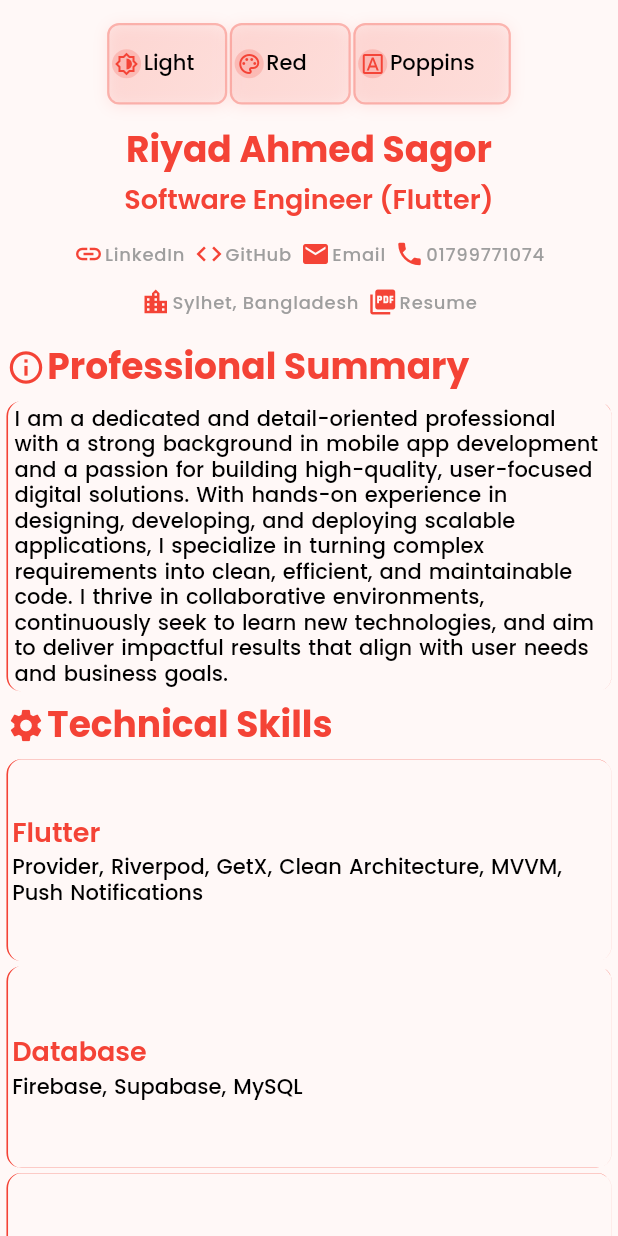
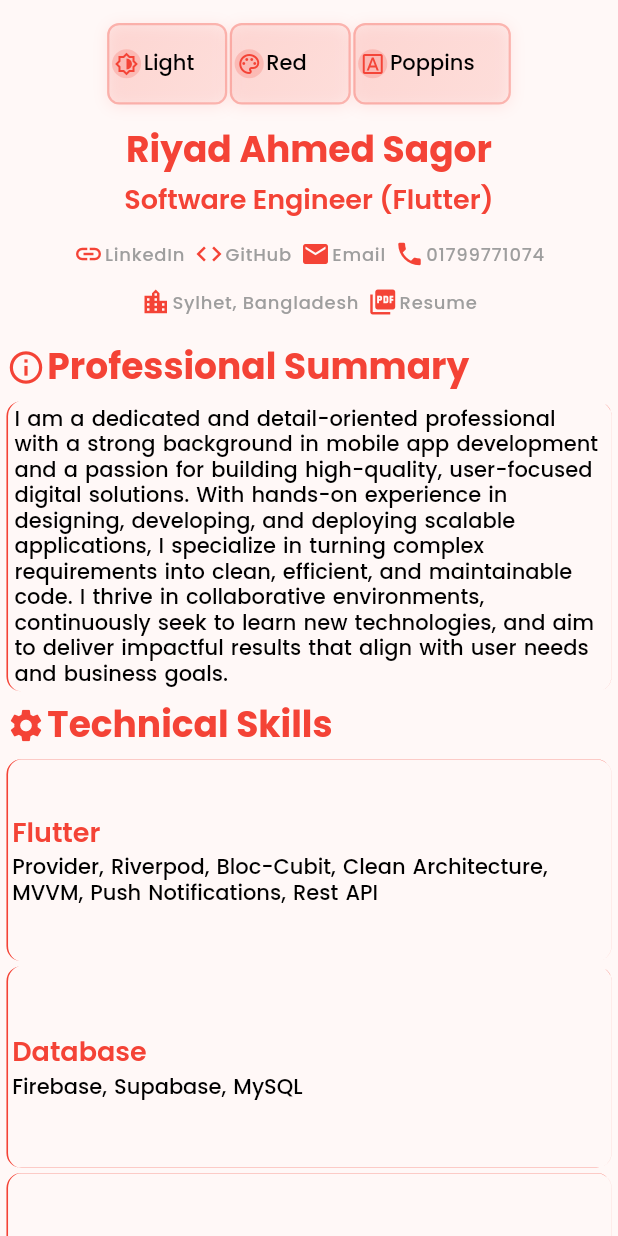
Before and after one commit to riyad-from-space/Riyad-s-Portfolio, a Flutter app: the screen it shows after launch, after a tap on "GitHub", on a phone screen of 412 x 824 dp. Run offline on Flutter 3.47's test engine with Material 3 defaults, Android fonts, the phone set to English and light mode, and no system bars; our stand-ins replace flutter_screenutil, google_fonts.

Commit message:
Experience section

```diff
--- a/lib/experience_grid.dart
+++ b/lib/experience_grid.dart
@@ -33,8 +33,8 @@ class ExperienceListView extends StatelessWidget {
         'company': 'AppifyLab',
         'period': "May'24 - Present",
         'bullets': [
-          'Worked on Push Notification system for enhanced user engagement',
-          'Built real-time Chat functionality with Firebase integration',
+
+          'Implemented new features with REST API integrations maintaining Bloc architecture',
           'Performed continuous bug fixing and feature improvements for app stability',
           'Integrated RESTful APIs for seamless backend communication',
           'Managed app deployment on both Google Play Store and Apple App Store',
--- a/lib/portfolio_screen.dart
+++ b/lib/portfolio_screen.dart
@@ -127,12 +127,7 @@ class _PortfolioScreenState extends State<PortfolioScreen> {
               SizedBox(height: smallSpacing),
               ExperienceListView(fontFamily: widget.selectedFont),
               SizedBox(height: smallSpacing),
-              const SectionHeadline(
-                icon: Icons.language,
-                sectionName: "Languages",
-              ),
-              SizedBox(height: smallSpacing),
-              LanguagesGrid(fontFamily: widget.selectedFont),
+
               SizedBox(height: smallSpacing),
               const SectionHeadline(
                 icon: Icons.code,
@@ -149,6 +144,13 @@ class _PortfolioScreenState extends State<PortfolioScreen> {
               ProjectsGrid(fontFamily: widget.selectedFont),
               SizedBox(height: sectionSpacing),
               const SectionHeadline(
+                icon: Icons.language,
+                sectionName: "Languages",
+              ),
+              SizedBox(height: smallSpacing),
+              LanguagesGrid(fontFamily: widget.selectedFont),
+              SizedBox(height: smallSpacing),
+              const SectionHeadline(
                 icon: Icons.school,
                 sectionName: "Education",
               ),
--- a/lib/projects_grid.dart
+++ b/lib/projects_grid.dart
@@ -1,7 +1,22 @@
 import 'package:flutter/material.dart';
 import 'package:flutter_screenutil/flutter_screenutil.dart';
+import 'package:url_launcher/url_launcher.dart';
 
 import 'custom_container.dart';
+
+class Project {
+  final String title;
+  final List<String> technologies;
+  final String? playStoreLink;
+  final String githubLink;
+
+  const Project({
+    required this.title,
+    required this.technologies,
+    this.playStoreLink,
+    required this.githubLink,
+  });
+}
 
 class ProjectsGrid extends StatelessWidget {
   final String fontFamily;
@@ -10,14 +25,50 @@ class ProjectsGrid extends StatelessWidget {
   @override
   Widget build(BuildContext context) {
     final theme = Theme.of(context).textTheme;
+    final primary = Theme.of(context).colorScheme.primary;
     final isMobile = 1.sw < 600;
     final isTablet = 1.sw >= 600 && 1.sw < 1200;
 
     const projects = [
-      'Portfolio Website (Flutter)',
-      'E-commerce App (Flutter)',
-      'Chat App (Flutter)',
-      'Task Manager (Java)',
+      Project(
+        title: 'Community App',
+        technologies: ['Flutter', 'Rest API', 'Riverpod', 'Clean Architecture'],
+        githubLink:
+            'https://github.com/riyad-from-space/Ezycourse-Community.git',
+      ),
+      Project(
+        title: 'Connect - Blogging App',
+        technologies: ['Flutter', 'Firebase', 'Riverpod', 'MVVM'],
+        githubLink: 'https://github.com/riyad-from-space/Connect.git',
+      ),
+      Project(
+        title: 'Sheba AI - Medical Assistant',
+        technologies: ['Flutter', 'Rest API', 'Riverpod', 'Clean Architecture', 'AI Integration'],
+        githubLink: 'https://github.com/Noctambulist007/Sheba_AI.git',
+      ),
+      Project(
+        title: 'LU Insights - For University Students',
+        technologies: ['Flutter', 'Firebase', 'Riverpod', 'MVVM'],
+        githubLink: 'https://github.com/riyad-from-space/LU-Insights.git',
+      ),
+      Project(
+        title: 'Portfolio Website with Flutter',
+        technologies: ['Flutter', 'Firebase Hosting',],
+
+        githubLink: 'https://github.com/riyad-from-space/Riyad-s-Portfolio.git',
+      ),
+      // Project(
+      //   title: 'NewsSip',
+      //   technologies: ['Flutter', 'BLoC', 'Firebase', 'WebSockets'],
+      //   playStoreLink:
+      //       'https://play.google.com/store/apps/details?id=com.heapiphy.newssip&hl=en',
+      //   githubLink: 'https://github.com/riyad-from-space/Task-Manager.git',
+      // ),
+      Project(
+        title: 'Fish Disease Detection App',
+        technologies: ['Flutter', 'AI Model', 'FastAPI'],
+        githubLink: 'https://github.com/riyad-from-space/Fish-Disease-Detection-App.git',
+      ),
     ];
 
     return GridView.builder(
@@ -25,47 +76,187 @@ class ProjectsGrid extends StatelessWidget {
       physics: const NeverScrollableScrollPhysics(),
       gridDelegate: SliverGridDelegateWithFixedCrossAxisCount(
         crossAxisCount: isMobile
-            ? 2
+            ? 1
             : isTablet
-                ? 3
-                : 4,
-        crossAxisSpacing: isMobile
-            ? 8.w
+                ? 2
+                : 2,
+        crossAxisSpacing: 16.w,
+        mainAxisSpacing: 16.h,
+        mainAxisExtent: isMobile
+            ? 180.h
             : isTablet
-                ? 10.w
-                : 12.w,
-        mainAxisSpacing: isMobile
-            ? 8.h
-            : isTablet
-                ? 10.h
-                : 12.h,
-        childAspectRatio: isMobile
-            ? 2.2
-            : isTablet
-                ? 2.5
-                : 2.8,
+                ? 200.h
+                : 220.h,
       ),
       itemCount: projects.length,
       itemBuilder: (context, index) {
-        return CustomContainer(
-          child: Center(
-            child: Padding(
-              padding: EdgeInsets.all(isMobile
-                  ? 6.w
-                  : isTablet
-                      ? 7.w
-                      : 8.w),
-              child: Text(
-                projects[index],
-                style: theme.bodyMedium,
-                textAlign: TextAlign.center,
-                maxLines: 2,
-                overflow: TextOverflow.ellipsis,
-              ),
-            ),
-          ),
+        return _ProjectCard(
+          project: projects[index],
+          isMobile: isMobile,
+          isTablet: isTablet,
+          theme: theme,
+          primary: primary,
         );
       },
     );
   }
 }
+
+class _ProjectCard extends StatelessWidget {
+  final Project project;
+  final bool isMobile;
+  final bool isTablet;
+  final TextTheme theme;
+  final Color primary;
+
+  const _ProjectCard({
+    required this.project,
+    required this.isMobile,
+    required this.isTablet,
+    required this.theme,
+    required this.primary,
+  });
+
+  Future<void> _launchUrl(String url) async {
+    final uri = Uri.parse(url);
+    if (!await launchUrl(uri, mode: LaunchMode.externalApplication)) {
+      debugPrint('Could not launch $url');
+    }
+  }
+
+  @override
+  Widget build(BuildContext context) {
+    return CustomContainer(
+      child: Padding(
+        padding: EdgeInsets.all(16.w),
+        child: Column(
+          crossAxisAlignment: CrossAxisAlignment.start,
+          children: [
+            // Project Title
+            Text(
+              project.title,
+              style: theme.headlineMedium,
+              maxLines: 1,
+              overflow: TextOverflow.ellipsis,
+            ),
+            SizedBox(height: 10.h),
+
+            // Technologies Used
+            Expanded(
+              child: Wrap(
+                spacing: 8.w,
+                runSpacing: 8.h,
+                children: project.technologies.map((tech) {
+                  return Container(
+                    padding: EdgeInsets.symmetric(
+                      horizontal: 10.w,
+                      vertical: 6.h,
+                    ),
+                    decoration: BoxDecoration(
+                      color: primary.withOpacity(0.1),
+                      borderRadius: BorderRadius.circular(6),
+                      border: Border.all(
+                        color: primary.withOpacity(0.3),
+                        width: 1,
+                      ),
+                    ),
+                    child: Text(
+                      tech,
+                      style: theme.bodyMedium?.copyWith(
+                        fontWeight: FontWeight.w500,
+                      ),
+                    ),
+                  );
+                }).toList(),
+              ),
+            ),
+
+            SizedBox(height: 12.h),
+
+            // Action Buttons
+            Row(
+              children: [
+                if (project.playStoreLink != null) ...[
+                  Expanded(
+                    child: _LinkButton(
+                      label: 'Play Store',
+                      icon: Icons.shop,
+                      onTap: () => _launchUrl(project.playStoreLink!),
+                      theme: theme,
+                      primary: primary,
+                    ),
+                  ),
+                  SizedBox(width: 10.w),
+                ],
+                Expanded(
+                  child: _LinkButton(
+                    label: 'GitHub',
+                    icon: Icons.code,
+                    onTap: () => _launchUrl(project.githubLink),
+                    theme: theme,
+                    primary: primary,
+                  ),
+                ),
+              ],
+            ),
+          ],
+        ),
+      ),
+    );
+  }
+}
+
+class _LinkButton extends StatelessWidget {
+  final String label;
+  final IconData icon;
+  final VoidCallback onTap;
+  final TextTheme theme;
+  final Color primary;
+
+  const _LinkButton({
+    required this.label,
+    required this.icon,
+    required this.onTap,
+    required this.theme,
+    required this.primary,
+  });
+
+  @override
+  Widget build(BuildContext context) {
+    return InkWell(
+      onTap: onTap,
+      borderRadius: BorderRadius.circular(6),
+      child: Container(
+        padding: EdgeInsets.symmetric(
+          vertical: 10.h,
+          horizontal: 12.w,
+        ),
+        decoration: BoxDecoration(
+          color: primary.withOpacity(0.1),
+          borderRadius: BorderRadius.circular(6),
+          border: Border.all(color: primary, width: 1.5),
+        ),
+        child: Row(
+          mainAxisAlignment: MainAxisAlignment.center,
+          children: [
+            Icon(
+              icon,
+              size: 20,
+              color: primary,
+            ),
+            SizedBox(width: 8.w),
+            Flexible(
+              child: Text(
+                label,
+                style: theme.bodyMedium?.copyWith(
+                  fontWeight: FontWeight.w600,
+                ),
+                overflow: TextOverflow.ellipsis,
+              ),
+            ),
+          ],
+        ),
+      ),
+    );
+  }
+}
--- a/lib/technical_skills.dart
+++ b/lib/technical_skills.dart
@@ -16,11 +16,11 @@ class TechnicalSkillsGrid extends StatelessWidget {
     const skills = [
       [
         'Flutter',
-        'Provider, Riverpod, GetX, Clean Architecture, MVVM, Push Notifications'
+        'Provider, Riverpod, Bloc-Cubit, Clean Architecture, MVVM, Push Notifications, Rest API'
       ],
       ['Database', 'Firebase, Supabase, MySQL'],
-      ['Operating Systems', 'Windows, Linux, MacOS'],
-      ['Version Control', 'Git, Github, Gitlab'],
+      ['Operating Systems', 'MacOS, Windows, Linux'],
+      ['Version Control', 'Git, Github'],
       ['Development Tools', 'VS Code, Android Studio, Xcode'],
       ['Development & CI/CD', 'Playstore, Appstore'],
     ];
```
